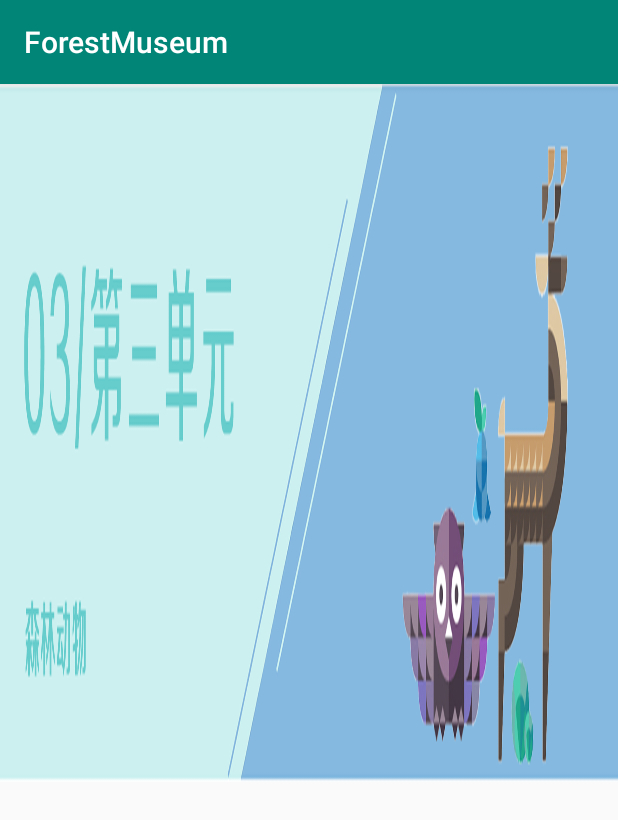
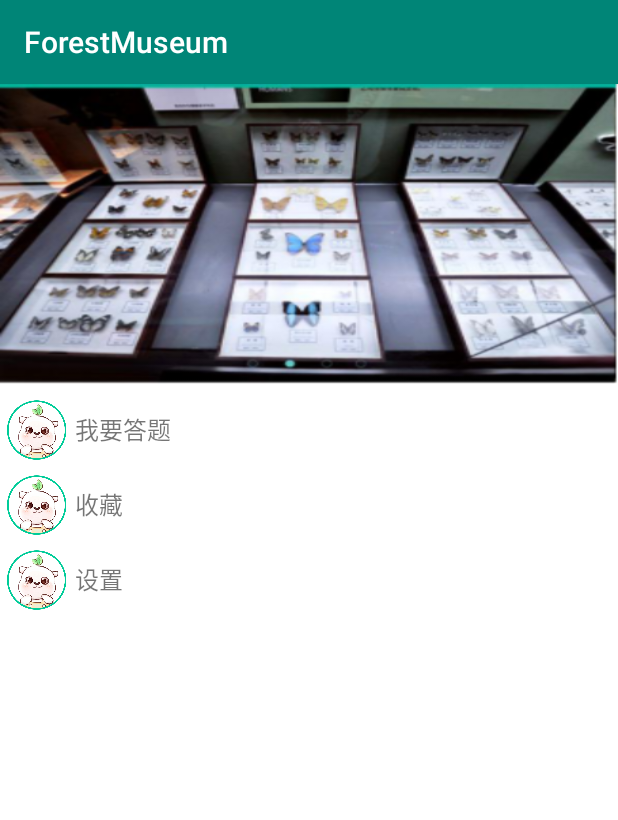
Before and after one commit to Anthony-4926/forestMuseum3, an Android app: the fragment Mefragement shown on its own in the app's theme, on a phone screen of 412 x 824 dp. Shown: the top 820 px of the screen. Run offline under Robolectric (Android 15) with nearby library versions, the phone set to English and light mode, and no system bars.

Commit message:
2019/4/1 为meFragment中的内容添加了监听器

```diff
--- a/app/src/main/AndroidManifest.xml
+++ b/app/src/main/AndroidManifest.xml
@@ -24,6 +24,7 @@
         </activity>
         <activity android:name=".LoginActivity" />
         <activity android:name=".ListActivity" />
+        <activity android:name=".TipActivity"></activity>
     </application>
 
 </manifest>
--- a/app/src/main/java/com/forestmuseum/LaunchActitity.java
+++ b/app/src/main/java/com/forestmuseum/LaunchActitity.java
@@ -11,7 +11,7 @@ public class LaunchActitity extends Activity {
     protected void onCreate(Bundle savedInstanceState) {
         super.onCreate(savedInstanceState);
         setContentView(R.layout.activity_launch_actitity);
-        Integer time = 1000;
+        Integer time = 1;
         new Handler().postDelayed(new Runnable() {
             @Override
             public void run() {
--- a/app/src/main/java/com/forestmuseum/MainActivity.java
+++ b/app/src/main/java/com/forestmuseum/MainActivity.java
@@ -8,11 +8,6 @@ import android.os.Bundle;
 import android.view.View;
 import android.widget.ImageView;
 
-import com.forestmuseum.HelpFragment;
-import com.forestmuseum.LocalFragment;
-import com.forestmuseum.Mefragement;
-import com.forestmuseum.R;
-import com.forestmuseum.home_fragment;
 
 public class MainActivity extends Activity {
 
@@ -21,6 +16,14 @@ public class MainActivity extends Activity {
     protected void onCreate(Bundle savedInstanceState) {
         super.onCreate(savedInstanceState);
         setContentView(R.layout.activity_main);
+        setListenerForFragment();
+        System.out.println("我出啊弄见了");
+    }
+
+    /**
+     * 给fragment设置监听
+     */
+    public void  setListenerForFragment() {
         ImageView imageView1 = (ImageView) findViewById(R.id.home);//获取布局文件的第一个导航图片
         ImageView imageView2 = (ImageView) findViewById(R.id.location);//获取布局文件的第二个导航图片
         ImageView imageView3 = (ImageView) findViewById(R.id.help);//获取布局文件的第三个导航图片
@@ -54,6 +57,7 @@ public class MainActivity extends Activity {
                 default:
                     break;
             }
+
             ft.replace(R.id.fragment, f);
             ft.commit(); //提交事务
         }
--- a/app/src/main/java/com/forestmuseum/Mefragement.java
+++ b/app/src/main/java/com/forestmuseum/Mefragement.java
@@ -1,17 +1,15 @@
 package com.forestmuseum;
-
 
 import android.os.Bundle;
 import android.app.Fragment;
-import android.support.annotation.Nullable;
 import android.view.LayoutInflater;
 import android.view.View;
 import android.view.ViewGroup;
-
-
+import android.widget.RelativeLayout;
+import android.widget.Toast;
 
 public class Mefragement extends Fragment {
-    @Nullable
+
     @Override
     public View onCreateView(LayoutInflater inflater, ViewGroup container,
                              Bundle savedInstanceState) {
@@ -19,4 +17,26 @@ public class Mefragement extends Fragment {
         return view;
     }
 
+    /**
+     * 在回调时为fragment中的内容添加监听
+     * @param savedInstanceState
+     */
+    @Override
+    public void onActivityCreated( Bundle savedInstanceState) {
+        super.onActivityCreated(savedInstanceState);
+        RelativeLayout anwserQuestion = getActivity().findViewById(R.id.anwser_question);
+        RelativeLayout save = getActivity().findViewById(R.id.save);
+        RelativeLayout set = getActivity().findViewById(R.id.set);
+        anwserQuestion.setOnClickListener(l2);
+        save.setOnClickListener(l2);
+        set.setOnClickListener(l2);
+    }
+
+    View.OnClickListener l2 = new View.OnClickListener() {
+        @Override
+        public void onClick(View v) {
+            System.out.println("点我干哈");
+
+        }
+    };
 }
--- /dev/null
+++ b/app/src/main/java/com/forestmuseum/TipActivity.java
@@ -0,0 +1,16 @@
+package com.forestmuseum;
+
+import android.support.v7.app.AppCompatActivity;
+import android.os.Bundle;
+import android.widget.TableRow;
+
+public class TipActivity extends AppCompatActivity {
+
+    @Override
+    protected void onCreate(Bundle savedInstanceState) {
+        super.onCreate(savedInstanceState);
+        setContentView(R.layout.activity_tip);
+
+
+    }
+}
--- a/app/src/main/res/layout/activity_main.xml
+++ b/app/src/main/res/layout/activity_main.xml
@@ -11,7 +11,6 @@
         android:name="com.forestmuseum.home_fragment"
         android:layout_width="match_parent"
         android:layout_height="match_parent"
-
         />
     <LinearLayout
         android:layout_width="match_parent"
--- /dev/null
+++ b/app/src/main/res/layout/activity_tip.xml
@@ -0,0 +1,11 @@
+<?xml version="1.0" encoding="utf-8"?>
+<GridLayout xmlns:android="http://schemas.android.com/apk/res/android"
+    xmlns:tools="http://schemas.android.com/tools"
+    android:layout_width="match_parent"
+    android:layout_height="match_parent"
+    android:columnCount="6"
+    android:background="#fff"
+    tools:context=".TipActivity">
+
+
+</GridLayout>
--- a/app/src/main/res/layout/fragment_home.xml
+++ b/app/src/main/res/layout/fragment_home.xml
@@ -3,6 +3,7 @@
     xmlns:tools="http://schemas.android.com/tools"
     android:layout_width="match_parent"
     android:layout_height="match_parent"
+    android:background="#fff"
     tools:context=".home_fragment">
 
     <!-- TODO: Update blank fragment layout -->
--- a/app/src/main/res/layout/fragment_local.xml
+++ b/app/src/main/res/layout/fragment_local.xml
@@ -3,6 +3,7 @@
     xmlns:tools="http://schemas.android.com/tools"
     android:layout_width="match_parent"
     android:layout_height="match_parent"
+    android:background="#fff"
     tools:context=".LocalFragment">
 
     <!-- TODO: Update blank fragment layout -->
--- a/app/src/main/res/layout/fragment_me.xml
+++ b/app/src/main/res/layout/fragment_me.xml
@@ -1,15 +1,80 @@
 <?xml version="1.0" encoding="utf-8"?>
-<FrameLayout xmlns:android="http://schemas.android.com/apk/res/android"
+<LinearLayout xmlns:android="http://schemas.android.com/apk/res/android"
     xmlns:tools="http://schemas.android.com/tools"
     android:layout_width="match_parent"
     android:layout_height="match_parent"
+    android:orientation="vertical"
+    android:background="#fff"
     tools:context=".Mefragement">
 
-    <!-- TODO: Update blank fragment layout -->
     <ImageView
+        android:id="@+id/head_area"
         android:layout_width="match_parent"
-        android:layout_height="match_parent"
-        android:src="@drawable/unit03"
-        android:scaleType="fitXY"/>
+        android:layout_height="200dp"
+        android:layout_marginBottom="5dp"
+        android:scaleType="fitXY"
+        android:src="@drawable/carousel_01"
+        />
 
-</FrameLayout>
+    <RelativeLayout
+        android:id="@+id/anwser_question"
+        android:layout_below="@+id/head_area"
+        android:layout_width="match_parent"
+        android:layout_height="wrap_content">
+            <ImageView
+                android:id="@+id/answer_img"
+                android:layout_width="50dp"
+                android:layout_height="50dp"
+                android:src="@drawable/head"/>
+            <TextView
+                android:layout_toRightOf="@+id/answer_img"
+                android:layout_centerVertical="true"
+                android:layout_width="match_parent"
+                android:layout_height="wrap_content"
+                android:text="我要答题"
+                android:textSize="16dp"/>
+    </RelativeLayout>
+
+    <RelativeLayout
+        android:id="@+id/save"
+        android:layout_below="@+id/head_area"
+        android:layout_width="match_parent"
+        android:layout_height="wrap_content">
+        <ImageView
+            android:id="@+id/save_img"
+            android:layout_width="50dp"
+            android:layout_height="50dp"
+            android:src="@drawable/head"/>
+        <TextView
+            android:layout_toRightOf="@+id/save_img"
+            android:layout_centerVertical="true"
+            android:layout_width="match_parent"
+            android:layout_height="wrap_content"
+            android:text="收藏"
+            android:textSize="16dp"/>
+    </RelativeLayout>
+
+    <RelativeLayout
+        android:id="@+id/set"
+        android:layout_below="@+id/head_area"
+        android:layout_width="match_parent"
+        android:layout_height="wrap_content">
+        <ImageView
+            android:id="@+id/set_img"
+            android:layout_width="50dp"
+            android:layout_height="50dp"
+            android:src="@drawable/head"/>
+        <TextView
+            android:layout_toRightOf="@+id/set_img"
+            android:layout_centerVertical="true"
+            android:layout_width="match_parent"
+            android:layout_height="wrap_content"
+            android:text="设置"
+            android:textSize="16dp"/>
+    </RelativeLayout>
+
+
+
+
+
+</LinearLayout>
```
